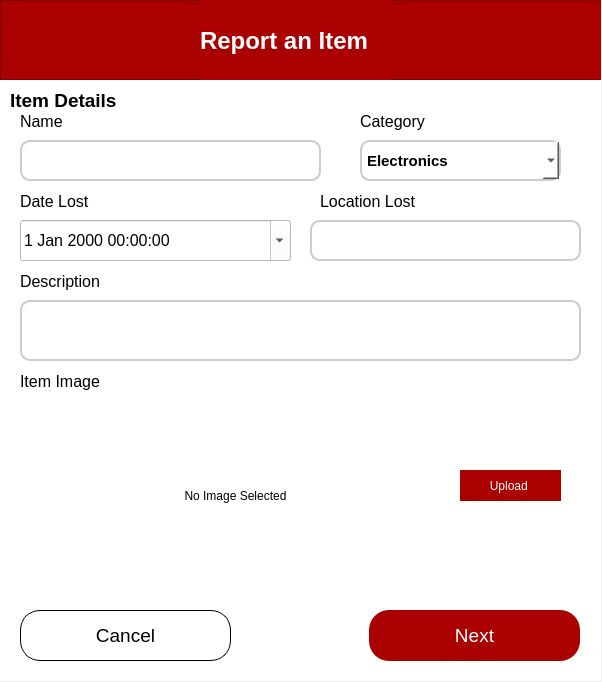
Above: src/frontend/reportItem.ui from brexer/lost-and-found-system before the change. Below: the same form after it.
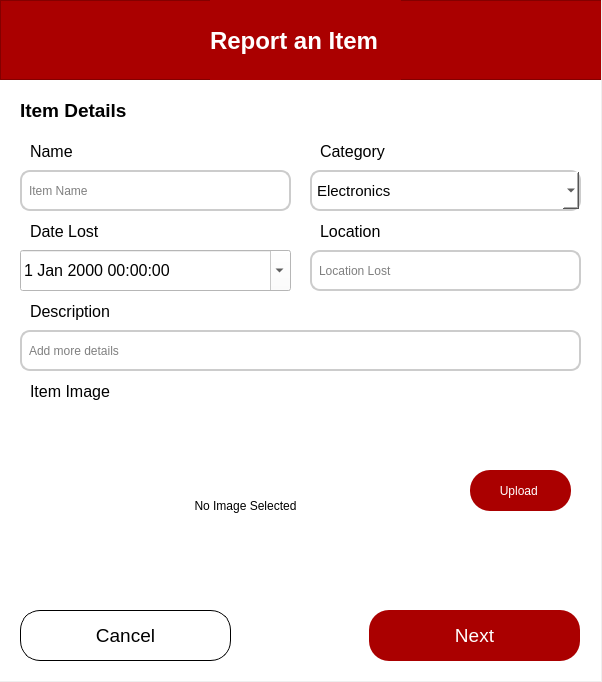
That is the form after the change. The open tabs and pages were chosen to show the change.

What changed in the file:
```diff
--- a/src/frontend/reportItem.ui
+++ b/src/frontend/reportItem.ui
@@ -34,6 +34,18 @@
      <height>681</height>
     </rect>
    </property>
+   <property name="minimumSize">
+    <size>
+     <width>601</width>
+     <height>681</height>
+    </size>
+   </property>
+   <property name="maximumSize">
+    <size>
+     <width>601</width>
+     <height>681</height>
+    </size>
+   </property>
    <property name="styleSheet">
     <string notr="true">background-color: rgb(255, 255, 255);</string>
    </property>
@@ -126,7 +138,7 @@
      <widget class="QLabel" name="label_11">
       <property name="geometry">
        <rect>
-        <x>200</x>
+        <x>210</x>
         <y>0</y>
         <width>191</width>
         <height>81</height>
@@ -151,7 +163,7 @@
      <property name="geometry">
       <rect>
        <x>20</x>
-       <y>220</y>
+       <y>250</y>
        <width>271</width>
        <height>41</height>
       </rect>
@@ -169,8 +181,8 @@
      <property name="geometry">
       <rect>
        <x>20</x>
-       <y>140</y>
-       <width>301</width>
+       <y>170</y>
+       <width>271</width>
        <height>41</height>
       </rect>
      </property>
@@ -184,12 +196,15 @@
      <property name="text">
       <string/>
      </property>
+     <property name="placeholderText">
+      <string>Item Name</string>
+     </property>
     </widget>
     <widget class="QLabel" name="itemImagePreview">
      <property name="geometry">
       <rect>
-       <x>20</x>
-       <y>400</y>
+       <x>30</x>
+       <y>410</y>
        <width>431</width>
        <height>191</height>
       </rect>
@@ -204,8 +219,8 @@
     <widget class="QLabel" name="label_15">
      <property name="geometry">
       <rect>
-       <x>20</x>
-       <y>370</y>
+       <x>30</x>
+       <y>380</y>
        <width>111</width>
        <height>23</height>
       </rect>
@@ -222,10 +237,10 @@
     <widget class="QPushButton" name="itemImageButton">
      <property name="geometry">
       <rect>
-       <x>460</x>
+       <x>470</x>
        <y>470</y>
        <width>101</width>
-       <height>31</height>
+       <height>41</height>
       </rect>
      </property>
      <property name="styleSheet">
@@ -250,8 +265,8 @@
     <widget class="QLabel" name="label_14">
      <property name="geometry">
       <rect>
-       <x>360</x>
-       <y>110</y>
+       <x>320</x>
+       <y>140</y>
        <width>191</width>
        <height>23</height>
       </rect>
@@ -269,7 +284,7 @@
      <property name="geometry">
       <rect>
        <x>320</x>
-       <y>190</y>
+       <y>220</y>
        <width>211</width>
        <height>23</height>
       </rect>
@@ -280,16 +295,16 @@
       </font>
      </property>
      <property name="text">
-      <string>Location Lost</string>
+      <string>Location</string>
      </property>
     </widget>
     <widget class="QLineEdit" name="descriptionEdit">
      <property name="geometry">
       <rect>
        <x>20</x>
-       <y>300</y>
+       <y>330</y>
        <width>561</width>
-       <height>61</height>
+       <height>41</height>
       </rect>
      </property>
      <property name="styleSheet">
@@ -302,12 +317,15 @@
      <property name="text">
       <string/>
      </property>
+     <property name="placeholderText">
+      <string>Add more details</string>
+     </property>
     </widget>
     <widget class="QLabel" name="label_7">
      <property name="geometry">
       <rect>
-       <x>20</x>
-       <y>270</y>
+       <x>30</x>
+       <y>300</y>
        <width>191</width>
        <height>23</height>
       </rect>
@@ -324,17 +342,18 @@
     <widget class="QComboBox" name="comboBox_2">
      <property name="geometry">
       <rect>
-       <x>360</x>
-       <y>140</y>
-       <width>201</width>
+       <x>310</x>
+       <y>170</y>
+       <width>271</width>
        <height>41</height>
       </rect>
      </property>
      <property name="font">
       <font>
+       <family>Segoe UI</family>
        <pointsize>11</pointsize>
-       <weight>75</weight>
-       <bold>true</bold>
+       <weight>50</weight>
+       <bold>false</bold>
       </font>
      </property>
      <property name="styleSheet">
@@ -389,7 +408,7 @@
      <property name="geometry">
       <rect>
        <x>310</x>
-       <y>220</y>
+       <y>250</y>
        <width>271</width>
        <height>41</height>
       </rect>
@@ -401,12 +420,15 @@
         padding: 5px;
     }</string>
      </property>
+     <property name="placeholderText">
+      <string>Location Lost</string>
+     </property>
     </widget>
     <widget class="QLabel" name="label_2">
      <property name="geometry">
       <rect>
-       <x>10</x>
-       <y>80</y>
+       <x>20</x>
+       <y>90</y>
        <width>191</width>
        <height>41</height>
       </rect>
@@ -425,8 +447,8 @@
     <widget class="QLabel" name="label_5">
      <property name="geometry">
       <rect>
-       <x>20</x>
-       <y>190</y>
+       <x>30</x>
+       <y>220</y>
        <width>191</width>
        <height>23</height>
       </rect>
@@ -443,8 +465,8 @@
     <widget class="QLabel" name="label_3">
      <property name="geometry">
       <rect>
-       <x>20</x>
-       <y>110</y>
+       <x>30</x>
+       <y>140</y>
        <width>80</width>
        <height>23</height>
       </rect>
```
Left out of the diff: 36 changed lines with no effect on the pictures.
